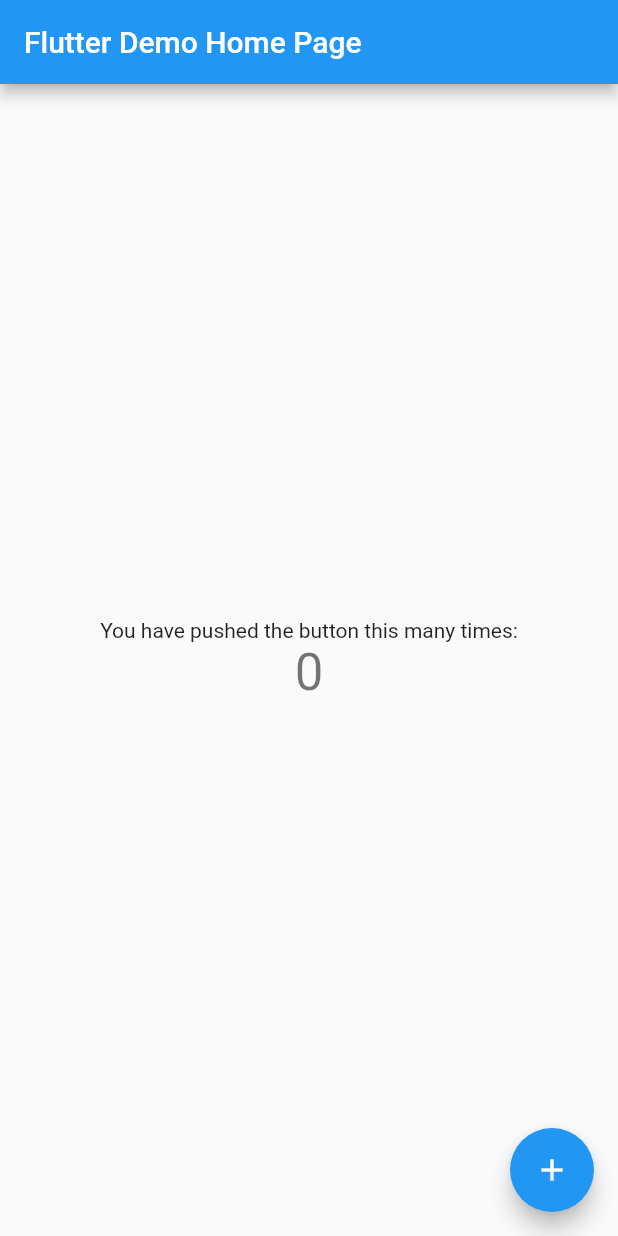
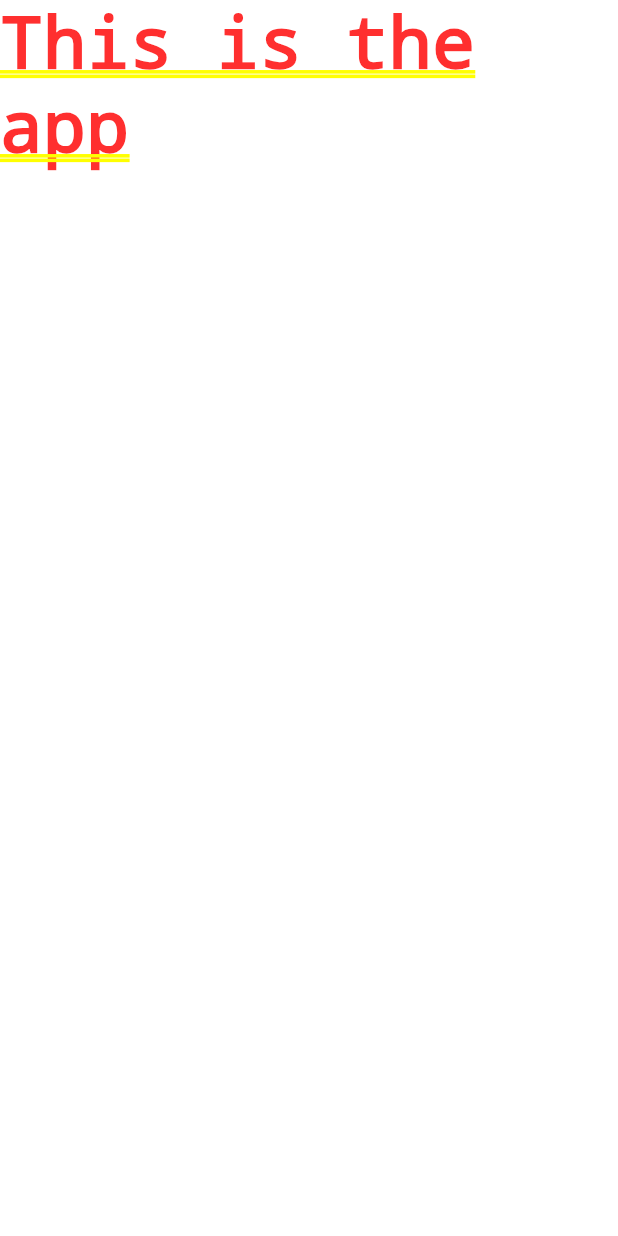
Before and after one commit to SeniorProject-FaceRecognition/FaceRecognitionForAttendance, a Flutter app: the screen it shows after launch, on a phone screen of 412 x 824 dp. Run offline on Flutter 3.47's test engine with Material 2 defaults, Android fonts, the phone set to English and light mode, and no system bars.

Commit message:
remove demo app

```diff
--- /dev/null
+++ b/lib/home.dart
@@ -0,0 +1,12 @@
+
+import 'package:flutter/material.dart';
+
+class HomePage extends StatelessWidget {
+  const HomePage({super.key});
+  @override
+  Widget build(context) {
+    return const MaterialApp(
+      home: Text('This is the app'),
+    );
+  }
+}
--- a/lib/main.dart
+++ b/lib/main.dart
@@ -1,115 +1,6 @@
 import 'package:flutter/material.dart';
+import 'package:senior_project/home.dart';
 
 void main() {
-  runApp(const MyApp());
+  runApp(const HomePage());
 }
-
-class MyApp extends StatelessWidget {
-  const MyApp({super.key});
-
-  // This widget is the root of your application.
-  @override
-  Widget build(BuildContext context) {
-    return MaterialApp(
-      title: 'Flutter Demo',
-      theme: ThemeData(
-        // This is the theme of your application.
-        //
-        // Try running your application with "flutter run". You'll see the
-        // application has a blue toolbar. Then, without quitting the app, try
-        // changing the primarySwatch below to Colors.green and then invoke
-        // "hot reload" (press "r" in the console where you ran "flutter run",
-        // or simply save your changes to "hot reload" in a Flutter IDE).
-        // Notice that the counter didn't reset back to zero; the application
-        // is not restarted.
-        primarySwatch: Colors.blue,
-      ),
-      home: const MyHomePage(title: 'Flutter Demo Home Page'),
-    );
-  }
-}
-
-class MyHomePage extends StatefulWidget {
-  const MyHomePage({super.key, required this.title});
-
-  // This widget is the home page of your application. It is stateful, meaning
-  // that it has a State object (defined below) that contains fields that affect
-  // how it looks.
-
-  // This class is the configuration for the state. It holds the values (in this
-  // case the title) provided by the parent (in this case the App widget) and
-  // used by the build method of the State. Fields in a Widget subclass are
-  // always marked "final".
-
-  final String title;
-
-  @override
-  State<MyHomePage> createState() => _MyHomePageState();
-}
-
-class _MyHomePageState extends State<MyHomePage> {
-  int _counter = 0;
-
-  void _incrementCounter() {
-    setState(() {
-      // This call to setState tells the Flutter framework that something has
-      // changed in this State, which causes it to rerun the build method below
-      // so that the display can reflect the updated values. If we changed
-      // _counter without calling setState(), then the build method would not be
-      // called again, and so nothing would appear to happen.
-      _counter++;
-    });
-  }
-
-  @override
-  Widget build(BuildContext context) {
-    // This method is rerun every time setState is called, for instance as done
-    // by the _incrementCounter method above.
-    //
-    // The Flutter framework has been optimized to make rerunning build methods
-    // fast, so that you can just rebuild anything that needs updating rather
-    // than having to individually change instances of widgets.
-    return Scaffold(
-      appBar: AppBar(
-        // Here we take the value from the MyHomePage object that was created by
-        // the App.build method, and use it to set our appbar title.
-        title: Text(widget.title),
-      ),
-      body: Center(
-        // Center is a layout widget. It takes a single child and positions it
-        // in the middle of the parent.
-        child: Column(
-          // Column is also a layout widget. It takes a list of children and
-          // arranges them vertically. By default, it sizes itself to fit its
-          // children horizontally, and tries to be as tall as its parent.
-          //
-          // Invoke "debug painting" (press "p" in the console, choose the
-          // "Toggle Debug Paint" action from the Flutter Inspector in Android
-          // Studio, or the "Toggle Debug Paint" command in Visual Studio Code)
-          // to see the wireframe for each widget.
-          //
-          // Column has various properties to control how it sizes itself and
-          // how it positions its children. Here we use mainAxisAlignment to
-          // center the children vertically; the main axis here is the vertical
-          // axis because Columns are vertical (the cross axis would be
-          // horizontal).
-          mainAxisAlignment: MainAxisAlignment.center,
-          children: <Widget>[
-            const Text(
-              'You have pushed the button this many times:',
-            ),
-            Text(
-              '$_counter',
-              style: Theme.of(context).textTheme.headlineMedium,
-            ),
-          ],
-        ),
-      ),
-      floatingActionButton: FloatingActionButton(
-        onPressed: _incrementCounter,
-        tooltip: 'Increment',
-        child: const Icon(Icons.add),
-      ), // This trailing comma makes auto-formatting nicer for build methods.
-    );
-  }
-}
```
